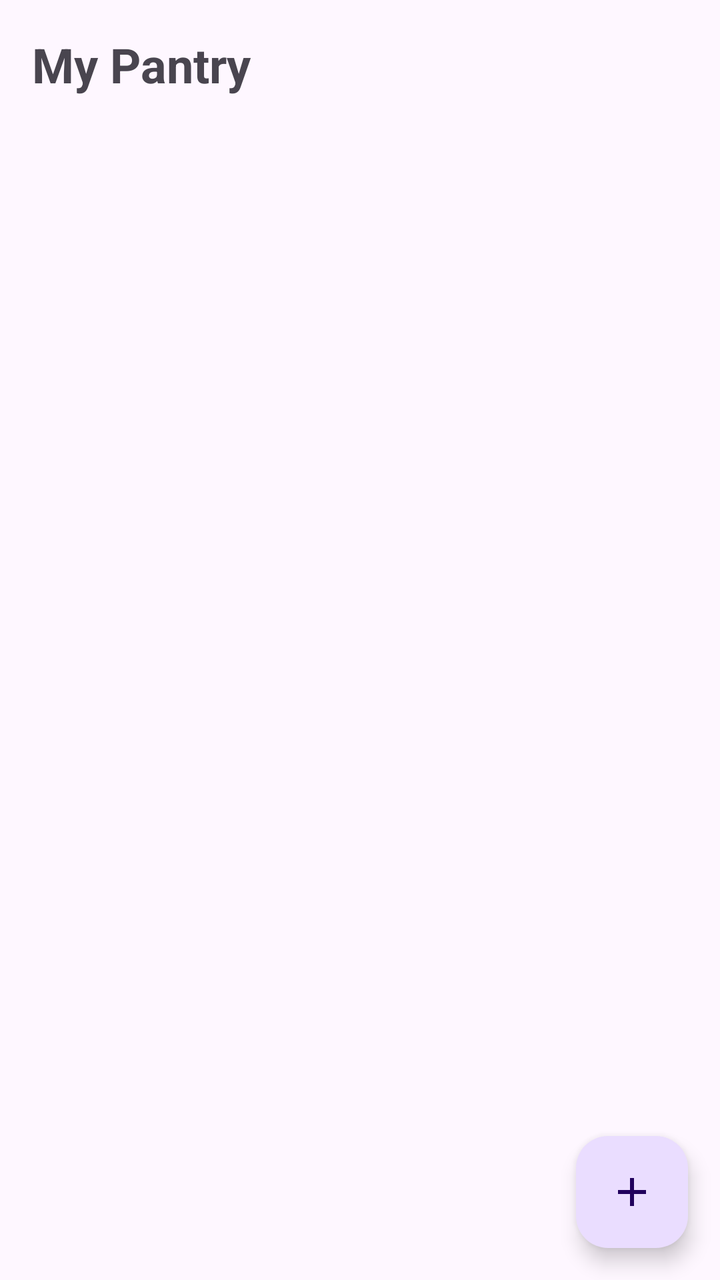
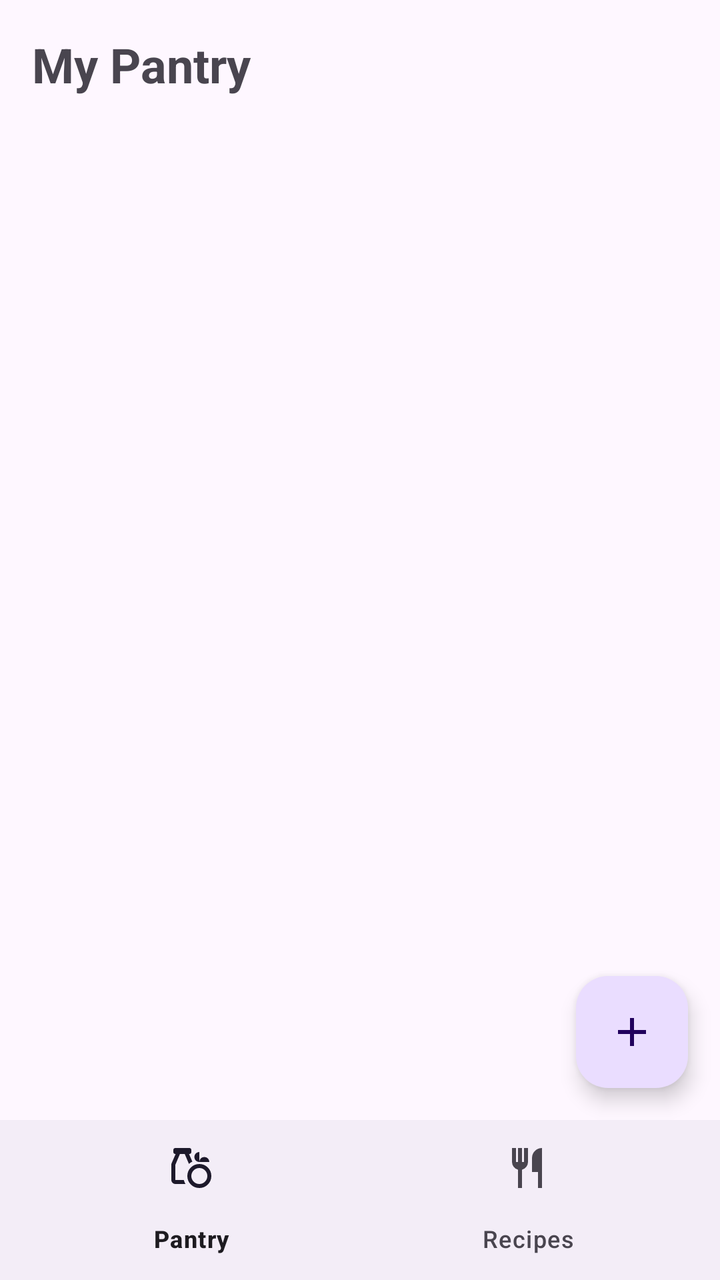

Two renders of the same Android screen: before a commit and after it. Below are the layout's source before the change and the commit's diff.
<!-- AndroidManifest.xml: application theme Theme.SmartPantryManager -->
<!-- res/layout/activity_pantry_list.xml -->
<?xml version="1.0" encoding="utf-8"?>
<androidx.constraintlayout.widget.ConstraintLayout
    xmlns:android="http://schemas.android.com/apk/res/android"
    xmlns:app="http://schemas.android.com/apk/res-auto"
    xmlns:tools="http://schemas.android.com/tools"
    android:id="@+id/main"
    android:layout_width="match_parent"
    android:layout_height="match_parent"
    tools:context=".activities.PantryListActivity">

    <TextView
        android:id="@+id/textPantryTitle"
        android:layout_width="wrap_content"
        android:layout_height="wrap_content"
        android:layout_margin="16dp"
        android:text="@string/title_pantry"
        android:textSize="24sp"
        android:textStyle="bold"
        app:layout_constraintStart_toStartOf="parent"
        app:layout_constraintTop_toTopOf="parent" />

    
    <androidx.recyclerview.widget.RecyclerView
        android:id="@+id/recyclerPantry"
        android:layout_width="0dp"
        android:layout_height="0dp"
        android:clipToPadding="false"
        android:paddingBottom="88dp"
        tools:listitem="@layout/item_pantry"
        tools:itemCount="4"
        app:layout_constraintBottom_toBottomOf="parent"
        app:layout_constraintEnd_toEndOf="parent"
        app:layout_constraintStart_toStartOf="parent"
        app:layout_constraintTop_toBottomOf="@id/textPantryTitle" />

    <TextView
        android:id="@+id/textEmptyPantry"
        android:layout_width="0dp"
        android:layout_height="wrap_content"
        android:gravity="center"
        android:padding="32dp"
        android:text="@string/empty_pantry"
        android:textSize="16sp"
        android:visibility="gone"
        app:layout_constraintBottom_toBottomOf="parent"
        app:layout_constraintEnd_toEndOf="parent"
        app:layout_constraintStart_toStartOf="parent"
        app:layout_constraintTop_toBottomOf="@id/textPantryTitle" />

    <com.google.android.material.floatingactionbutton.FloatingActionButton
        android:id="@+id/fabAddItem"
        android:layout_width="wrap_content"
        android:layout_height="wrap_content"
        android:layout_margin="16dp"
        android:contentDescription="@string/add_item"
        android:src="@drawable/ic_add"
        app:layout_constraintBottom_toBottomOf="parent"
        app:layout_constraintEnd_toEndOf="parent" />

</androidx.constraintlayout.widget.ConstraintLayout>
<!-- res/layout/item_pantry.xml (included above) -->
<?xml version="1.0" encoding="utf-8"?>
<com.google.android.material.card.MaterialCardView
    xmlns:android="http://schemas.android.com/apk/res/android"
    xmlns:app="http://schemas.android.com/apk/res-auto"
    android:layout_width="match_parent"
    android:layout_height="wrap_content"
    android:layout_marginHorizontal="16dp"
    android:layout_marginVertical="6dp"
    app:cardCornerRadius="12dp">

    <LinearLayout
        android:layout_width="match_parent"
        android:layout_height="wrap_content"
        android:gravity="center_vertical"
        android:orientation="horizontal"
        android:padding="16dp">

        
        <LinearLayout
            android:layout_width="0dp"
            android:layout_height="wrap_content"
            android:layout_weight="1"
            android:orientation="vertical">

            <TextView
                android:id="@+id/textItemName"
                android:layout_width="wrap_content"
                android:layout_height="wrap_content"
                android:textSize="18sp"
                android:textStyle="bold" />

            <TextView
                android:id="@+id/textItemAmount"
                android:layout_width="wrap_content"
                android:layout_height="wrap_content"
                android:layout_marginTop="2dp"
                android:textSize="14sp" />

            <TextView
                android:id="@+id/textItemExpiry"
                android:layout_width="wrap_content"
                android:layout_height="wrap_content"
                android:layout_marginTop="2dp"
                android:textSize="14sp"
                android:visibility="gone" />
        </LinearLayout>

        <ImageButton
            android:id="@+id/buttonEditItem"
            android:layout_width="48dp"
            android:layout_height="48dp"
            android:background="?attr/selectableItemBackgroundBorderless"
            android:contentDescription="@string/edit_item"
            android:src="@drawable/ic_edit" />

        <ImageButton
            android:id="@+id/buttonDeleteItem"
            android:layout_width="48dp"
            android:layout_height="48dp"
            android:background="?attr/selectableItemBackgroundBorderless"
            android:contentDescription="@string/delete_item"
            android:src="@drawable/ic_delete" />
    </LinearLayout>
</com.google.android.material.card.MaterialCardView>
<!-- resources referenced by this layout -->
<resources>
  <!-- drawable ic_add (drawable) -->
  <vector xmlns:android="http://schemas.android.com/apk/res/android" android:height="24dp" android:tint="?attr/colorControlNormal" android:viewportHeight="960" android:viewportWidth="960" android:width="24dp">
        
      <path android:fillColor="@android:color/white" android:pathData="M440,520L200,520L200,440L440,440L440,200L520,200L520,440L760,440L760,520L520,520L520,760L440,760L440,520Z"/>
      
  </vector>
  <!-- drawable ic_delete (drawable) -->
  <vector xmlns:android="http://schemas.android.com/apk/res/android" android:height="24dp" android:tint="?attr/colorControlNormal" android:viewportHeight="960" android:viewportWidth="960" android:width="24dp">
        
      <path android:fillColor="@android:color/white" android:pathData="M280,840Q247,840 223.5,816.5Q200,793 200,760L200,240L160,240L160,160L360,160L360,120L600,120L600,160L800,160L800,240L760,240L760,760Q760,793 736.5,816.5Q713,840 680,840L280,840ZM680,240L280,240L280,760Q280,760 280,760Q280,760 280,760L680,760Q680,760 680,760Q680,760 680,760L680,240ZM360,680L440,680L440,320L360,320L360,680ZM520,680L600,680L600,320L520,320L520,680ZM280,240L280,240L280,760Q280,760 280,760Q280,760 280,760L280,760Q280,760 280,760Q280,760 280,760L280,240Z"/>
      
  </vector>
  <!-- drawable ic_edit (drawable) -->
  <vector xmlns:android="http://schemas.android.com/apk/res/android" android:height="24dp" android:tint="?attr/colorControlNormal" android:viewportHeight="960" android:viewportWidth="960" android:width="24dp">
        
      <path android:fillColor="@android:color/white" android:pathData="M200,840Q167,840 143.5,816.5Q120,793 120,760L120,200Q120,167 143.5,143.5Q167,120 200,120L557,120L477,200L200,200Q200,200 200,200Q200,200 200,200L200,760Q200,760 200,760Q200,760 200,760L760,760Q760,760 760,760Q760,760 760,760L760,482L840,402L840,760Q840,793 816.5,816.5Q793,840 760,840L200,840ZM480,480Q480,480 480,480Q480,480 480,480L480,480Q480,480 480,480Q480,480 480,480L480,480L480,480L480,480L480,480L480,480L480,480Q480,480 480,480Q480,480 480,480ZM360,600L360,430L727,63Q739,51 754,45Q769,39 784,39Q800,39 814.5,45Q829,51 841,63L897,120Q908,132 914,146.5Q920,161 920,176Q920,191 914.5,205.5Q909,220 897,232L530,600L360,600ZM841,176L841,176L785,120L785,120L841,176ZM440,520L496,520L728,288L700,260L671,232L440,463L440,520ZM700,260L671,232L671,232L700,260L728,288L728,288L700,260Z"/>
      
  </vector>
  <string name="add_item">Add ingredient</string>
  <string name="delete_item">Delete item</string>
  <string name="edit_item">Edit item</string>
  <string name="empty_pantry">Your pantry is empty. Tap + to add your first ingredient.</string>
  <string name="title_pantry">My Pantry</string>
  <style name="Theme.SmartPantryManager" parent="Base.Theme.SmartPantryManager" />
  <style name="Base.Theme.SmartPantryManager" parent="Theme.Material3.DayNight.NoActionBar">
          
          
      </style>
</resources>

<!-- the commit's change to res/layout/activity_pantry_list.xml (unified diff, before → after) -->
@@ -28,7 +28,7 @@
         android:paddingBottom="88dp"
         tools:listitem="@layout/item_pantry"
         tools:itemCount="4"
-        app:layout_constraintBottom_toBottomOf="parent"
+        app:layout_constraintBottom_toTopOf="@id/bottomNav"
         app:layout_constraintEnd_toEndOf="parent"
         app:layout_constraintStart_toStartOf="parent"
         app:layout_constraintTop_toBottomOf="@id/textPantryTitle" />
@@ -42,7 +42,7 @@
         android:text="@string/empty_pantry"
         android:textSize="16sp"
         android:visibility="gone"
-        app:layout_constraintBottom_toBottomOf="parent"
+        app:layout_constraintBottom_toTopOf="@id/bottomNav"
         app:layout_constraintEnd_toEndOf="parent"
         app:layout_constraintStart_toStartOf="parent"
         app:layout_constraintTop_toBottomOf="@id/textPantryTitle" />
@@ -54,8 +54,17 @@
         android:layout_margin="16dp"
         android:contentDescription="@string/add_item"
         android:src="@drawable/ic_add"
+        app:layout_constraintBottom_toTopOf="@id/bottomNav"
+        app:layout_constraintEnd_toEndOf="parent" />
+
+    <include
+        android:id="@+id/bottomNav"
+        layout="@layout/layout_bottom_nav"
+        android:layout_width="0dp"
+        android:layout_height="wrap_content"
         app:layout_constraintBottom_toBottomOf="parent"
-        app:layout_constraintEnd_toEndOf="parent" />
+        app:layout_constraintEnd_toEndOf="parent"
+        app:layout_constraintStart_toStartOf="parent" />
 
 </androidx.constraintlayout.widget.ConstraintLayout>
 <!-- res/layout/item_pantry.xml (included above) -->
@@ -123,3 +132,12 @@
             android:src="@drawable/ic_delete" />
     </LinearLayout>
 </com.google.android.material.card.MaterialCardView>
+<!-- res/layout/layout_bottom_nav.xml (included above) -->
+<?xml version="1.0" encoding="utf-8"?>
+<com.google.android.material.bottomnavigation.BottomNavigationView
+    xmlns:android="http://schemas.android.com/apk/res/android"
+    xmlns:app="http://schemas.android.com/apk/res-auto"
+    android:id="@+id/bottomNav"
+    android:layout_width="match_parent"
+    android:layout_height="wrap_content"
+    app:menu="@menu/bottom_nav_menu" />
